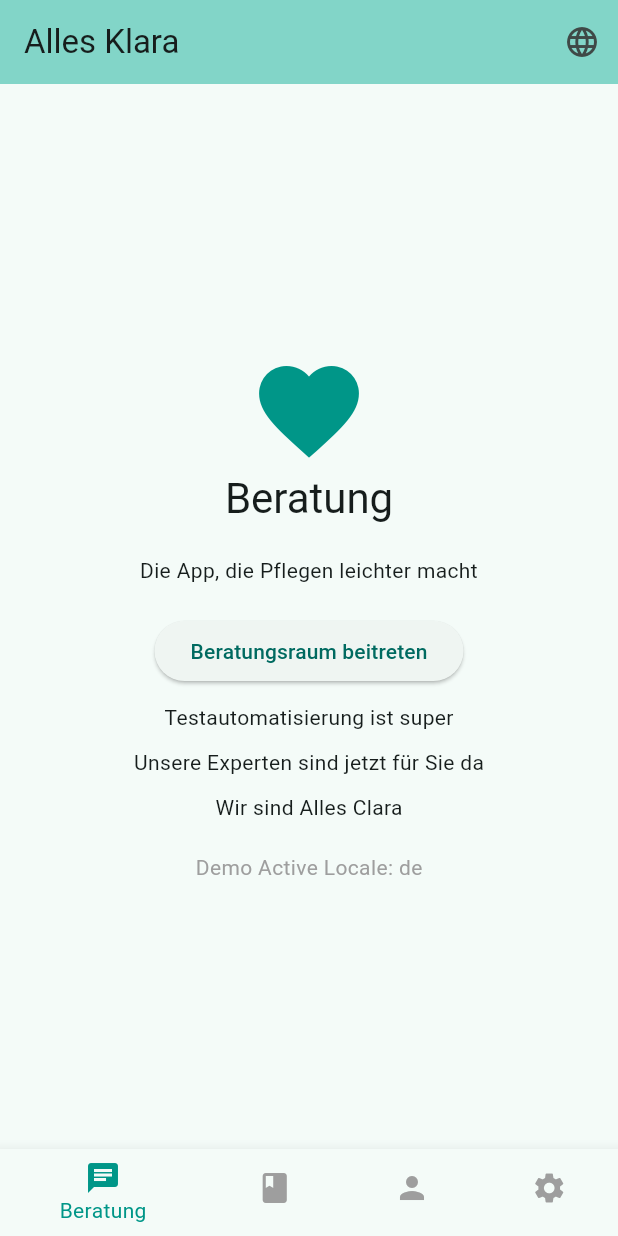
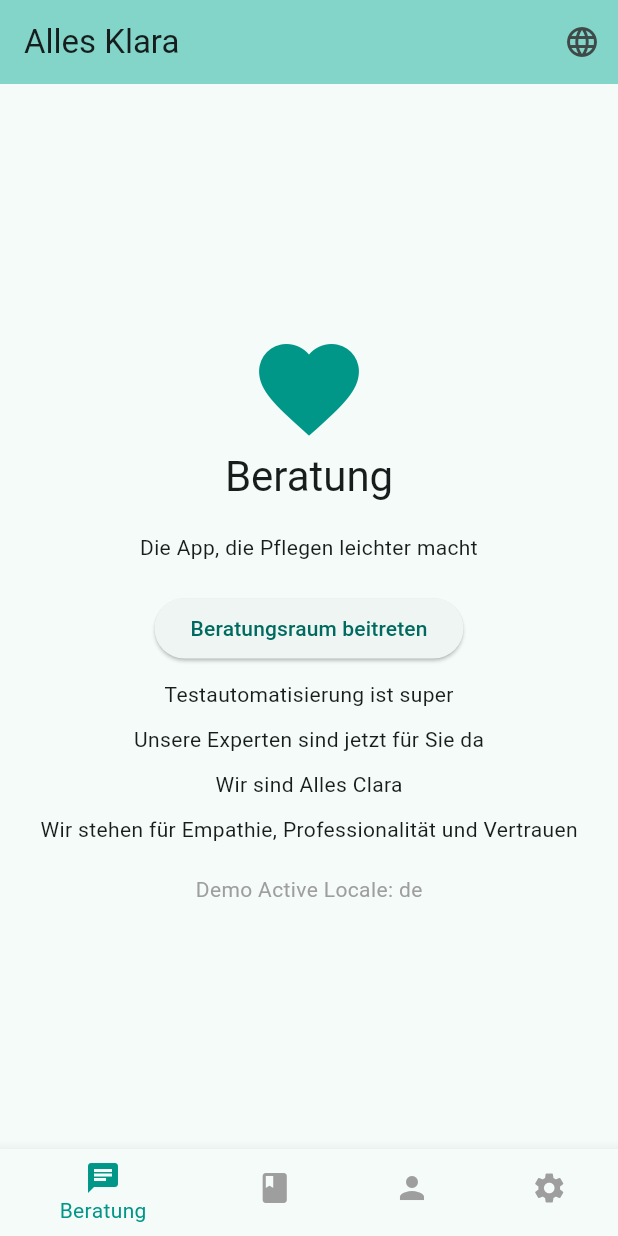
Before and after one commit to bijucyborg/claraflutter, a Flutter app: the screen it shows after launch, on a phone screen of 412 x 824 dp. Run offline on Flutter 3.47's test engine with Material 3 defaults, Android fonts, the phone set to English and light mode, and no system bars.

Commit message:
added a new line in main.dart

```diff
--- a/lib/main.dart
+++ b/lib/main.dart
@@ -135,6 +135,8 @@ class _MainTabScreenState extends State<MainTabScreen> {
             Text(widget.translate(l10n('Unsere Experten sind jetzt für Sie da'))),
             const SizedBox(height: 10),
             Text(widget.translate(l10n('Wir sind Alles Clara'))),
+            const SizedBox(height: 10),
+            Text(widget.translate(l10n('Wir stehen für Empathie, Professionalität und Vertrauen'))),
             const SizedBox(height: 20),
             Text('Demo Active Locale: ${widget.locale.languageCode}', style: const TextStyle(color: Colors.grey)),
           ],
```
Also changed, not shown: 1 other file.
